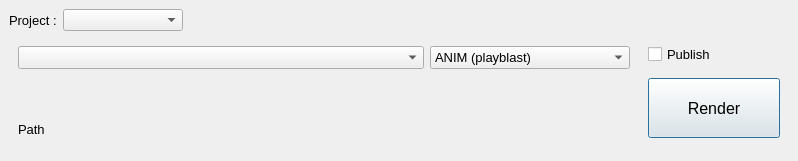
Old version of the form maya/include/interface/render.ui in the repository AnthonySTZ/A2Z_Pipeline.
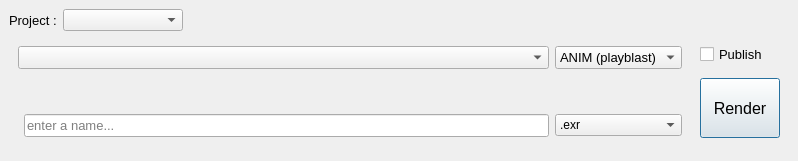
New version of the form.

Patch:
```diff
--- a/maya/include/interface/render.ui
+++ b/maya/include/interface/render.ui
@@ -144,18 +144,6 @@
              </item>
             </widget>
            </item>
-           <item row="2" column="0" colspan="3">
-            <widget class="QLabel" name="l_path">
-             <property name="font">
-              <font>
-               <pointsize>10</pointsize>
-              </font>
-             </property>
-             <property name="text">
-              <string>Path</string>
-             </property>
-            </widget>
-           </item>
            <item row="1" column="1">
             <spacer name="verticalSpacer">
              <property name="orientation">
@@ -178,6 +166,37 @@
              </property>
             </widget>
            </item>
+           <item row="2" column="1">
+            <widget class="QLineEdit" name="le_name">
+             <property name="font">
+              <font>
+               <pointsize>10</pointsize>
+              </font>
+             </property>
+             <property name="placeholderText">
+              <string>enter a name...</string>
+             </property>
+            </widget>
+           </item>
+           <item row="2" column="2">
+            <widget class="QComboBox" name="cb_format">
+             <item>
+              <property name="text">
+               <string>.exr</string>
+              </property>
+             </item>
+             <item>
+              <property name="text">
+               <string>.tiff</string>
+              </property>
+             </item>
+             <item>
+              <property name="text">
+               <string>.png</string>
+              </property>
+             </item>
+            </widget>
+           </item>
           </layout>
          </widget>
         </item>
```
Left out of the diff: 2 changed lines with no effect on the pictures.
